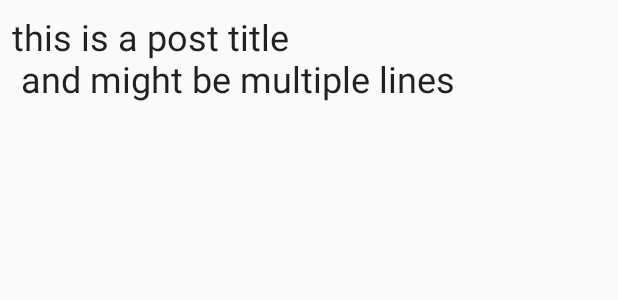
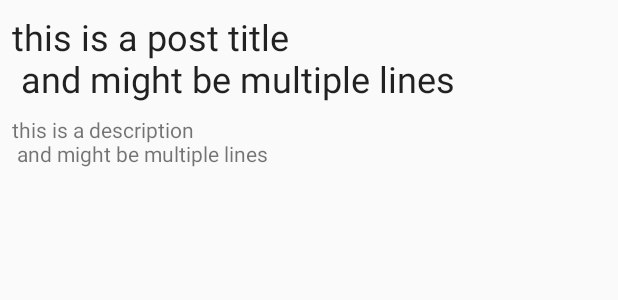
Before and after one commit to e-vent/E-vent-Android, an Android app: the layout event_item.xml on its own in the app's theme, with its tools: preview values and no code run, on a phone screen of 412 x 824 dp. Shown: the top 300 px of the screen. Run offline under Robolectric (Android 15) with nearby library versions, the phone set to English and light mode, and no system bars.

Commit message:
Show description in list

```diff
--- a/app/src/main/java/io/github/e_vent/viewerui/EventActivity.kt
+++ b/app/src/main/java/io/github/e_vent/viewerui/EventActivity.kt
@@ -8,7 +8,6 @@ import android.view.MenuItem
 import androidx.appcompat.app.ActionBarDrawerToggle
 import androidx.core.view.GravityCompat
 import com.google.android.material.navigation.NavigationView
-import com.google.android.material.snackbar.Snackbar
 import io.github.e_vent.R
 import io.github.e_vent.createui.CreateEventActivity
 import io.github.e_vent.prefsui.SettingsActivity
--- a/app/src/main/java/io/github/e_vent/viewerui/EventViewHolder.kt
+++ b/app/src/main/java/io/github/e_vent/viewerui/EventViewHolder.kt
@@ -13,7 +13,8 @@ import io.github.e_vent.vo.ClientEvent
  */
 class EventViewHolder(view: View)
     : RecyclerView.ViewHolder(view) {
-    private val title: TextView = view.findViewById(R.id.title)
+    private val eventName: TextView = view.findViewById(R.id.event_name)
+    private val eventDesc: TextView = view.findViewById(R.id.event_desc)
     private var post : ClientEvent? = null
     init {
 //        view.setOnClickListener {
@@ -22,7 +23,8 @@ class EventViewHolder(view: View)
 
     fun bind(post: ClientEvent?) {
         this.post = post
-        title.text = post?.name ?: "loading"
+        eventName.text = post?.name ?: "loading"
+        eventDesc.text = post?.desc ?: "..."
     }
 
     companion object {
--- a/app/src/main/res/layout/event_item.xml
+++ b/app/src/main/res/layout/event_item.xml
@@ -6,7 +6,7 @@
     android:layout_height="wrap_content"
     android:orientation="vertical">
     <TextView
-        android:id="@+id/title"
+        android:id="@+id/event_name"
         android:layout_width="0dp"
         android:layout_height="wrap_content"
         android:layout_marginStart="8dp"
@@ -16,5 +16,16 @@
         app:layout_constraintHorizontal_bias="0.5"
         app:layout_constraintStart_toStartOf="parent"
         app:layout_constraintTop_toTopOf="parent"
-        tools:text="this is a post title\n and might be multiple lines"/>
+        tools:text="this is a post title\n and might be multiple lines" />
+    <TextView
+        android:id="@+id/event_desc"
+        android:layout_width="0dp"
+        android:layout_height="wrap_content" android:layout_marginBottom="8dp"
+        android:layout_marginEnd="8dp"
+        android:layout_marginStart="8dp"
+        android:layout_marginTop="8dp"
+        app:layout_constraintEnd_toEndOf="parent"
+        app:layout_constraintStart_toStartOf="parent"
+        app:layout_constraintTop_toBottomOf="@id/event_name"
+        tools:text="this is a description \n and might be multiple lines" />
 </androidx.constraintlayout.widget.ConstraintLayout>
```
